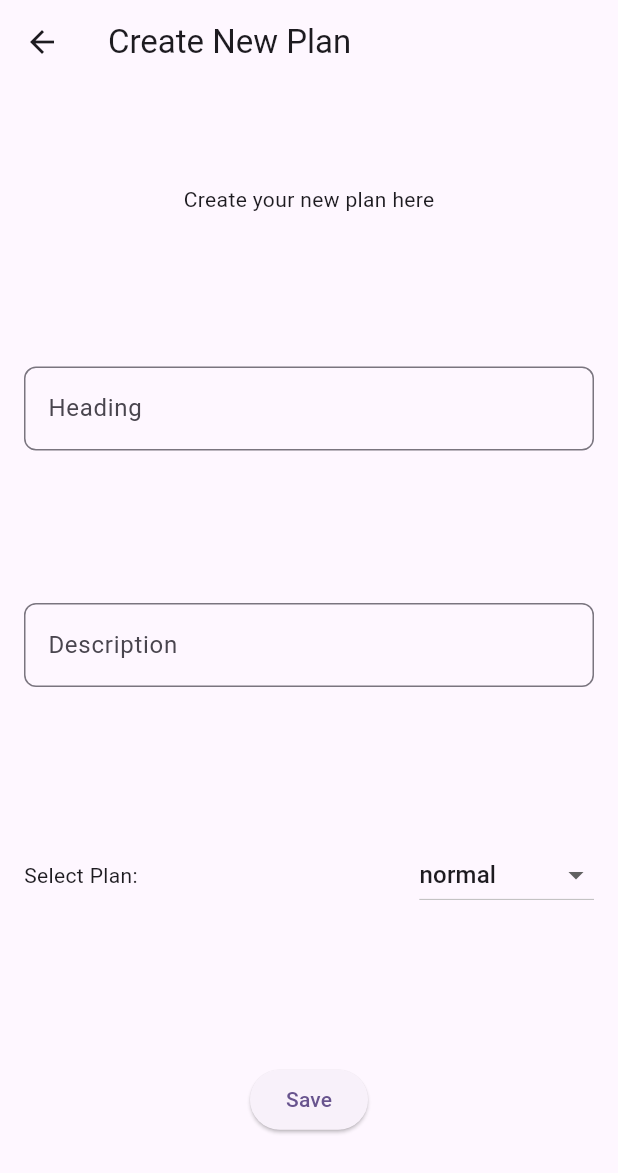
After one commit to 45afeef/fitness_admin, a Flutter app: the screen it shows after launch, after a tap on the "add" icon, on a phone screen of 412 x 824 dp. The commit adds this screen. Shown: the top 1173 px of the screen. Run offline on Flutter 3.47's test engine with Material 3 defaults, Android fonts, the phone set to English and light mode, and no system bars; our stand-ins replace cloud_firestore, firebase_core, firebase_ui_firestore; accounts and stored records are empty.

Commit message:
added plan creation login

```diff
--- a/lib/main.dart
+++ b/lib/main.dart
@@ -1,6 +1,15 @@
+import 'package:cloud_firestore/cloud_firestore.dart';
+import 'package:firebase_core/firebase_core.dart';
+import 'package:firebase_ui_firestore/firebase_ui_firestore.dart';
+import 'package:fitness_admin/plan_creation_view.dart';
 import 'package:flutter/material.dart';
 
-void main() {
+import 'models/plan.dart';
+import 'widgets/plan_card.dart';
+
+void main() async {
+  WidgetsFlutterBinding.ensureInitialized();
+  await Firebase.initializeApp();
   runApp(const MyApp());
 }
 
@@ -57,16 +66,37 @@ class MyHomePage extends StatefulWidget {
 class _MyHomePageState extends State<MyHomePage> {
   @override
   Widget build(BuildContext context) {
+    final plansQuery =
+        FirebaseFirestore.instance.collection('plans').withConverter<PlanModel>(
+              fromFirestore: (snapshot, options) =>
+                  PlanModel.fromFirestore(snapshot),
+              toFirestore: (value, options) {
+                return value.toFirestore();
+              },
+            );
+
     return Scaffold(
       appBar: AppBar(
         backgroundColor: Theme.of(context).colorScheme.inversePrimary,
         title: Text(widget.title),
       ),
-
-      floatingActionButton: const FloatingActionButton(
-        onPressed: null,
-        tooltip: 'Increment',
-        child: Icon(Icons.add),
+      body: FirestoreListView<PlanModel>(
+        query: plansQuery,
+        itemBuilder: (context, snapshot) {
+          PlanModel plan = snapshot.data();
+          return PlanCard(model: plan);
+        },
+      ),
+      floatingActionButton: FloatingActionButton(
+        onPressed: () {
+          Navigator.push(context, MaterialPageRoute(
+            builder: (context) {
+              return const PlanCreationView();
+            },
+          ));
+        },
+        tooltip: 'Create new plan',
+        child: const Icon(Icons.add),
       ),
     );
   }
--- /dev/null
+++ b/lib/models/plan.dart
@@ -0,0 +1,48 @@
+import 'package:cloud_firestore/cloud_firestore.dart';
+
+enum PlanCategory {
+  overWeight,
+  normal,
+  obesity,
+  underWeight,
+}
+
+class PlanModel {
+  final String imageUrl;
+  final String heading;
+  final String description;
+  final PlanCategory category;
+
+  PlanModel({
+    required this.imageUrl,
+    required this.heading,
+    required this.description,
+    this.category = PlanCategory.normal,
+  });
+
+  Map<String, String> toFirestore() {
+    return {
+      'imageUrl': imageUrl,
+      'heading': heading,
+      'description': description,
+      'category': category.name,
+    };
+  }
+
+  factory PlanModel.fromFirestore(
+      DocumentSnapshot<Map<String, dynamic>> snapshot) {
+    // Convert the string to an enum
+    PlanCategory planCategory = PlanCategory.values.firstWhere(
+      (s) => s.toString().split('.').last == snapshot['category'],
+      orElse: () => PlanCategory
+          .normal, // Provide a default value in case the string doesn't match
+    );
+
+    return PlanModel(
+      imageUrl: snapshot['imageUrl'],
+      heading: snapshot['heading'],
+      description: snapshot['description'],
+      category: planCategory,
+    );
+  }
+}
--- /dev/null
+++ b/lib/plan_creation_view.dart
@@ -0,0 +1,109 @@
+import 'package:cloud_firestore/cloud_firestore.dart';
+import 'package:fitness_admin/models/plan.dart';
+import 'package:fitness_admin/widgets/custom_text_form_field.dart';
+import 'package:flutter/material.dart';
+
+class PlanCreationView extends StatefulWidget {
+  const PlanCreationView({super.key});
+
+  @override
+  State<PlanCreationView> createState() => _PlanCreationViewState();
+}
+
+class _PlanCreationViewState extends State<PlanCreationView> {
+  TextEditingController headingContoller = TextEditingController();
+  TextEditingController descriptionContoller = TextEditingController();
+  PlanCategory _selectedCategory = PlanCategory.normal;
+
+  final formKey = GlobalKey<FormState>();
+
+  @override
+  Widget build(BuildContext context) {
+    return Scaffold(
+      appBar: AppBar(
+        title: const Text('Create New Plan'),
+      ),
+      body: Form(
+          key: formKey,
+          child: Padding(
+            padding: const EdgeInsets.all(16.0),
+            child: Column(
+              mainAxisAlignment: MainAxisAlignment.spaceAround,
+              mainAxisSize: MainAxisSize.max,
+              children: [
+                const Text('Create your new plan here'),
+                CustomTextFormField(
+                  controller: headingContoller,
+                  labelText: 'Heading',
+                  validator: (s) {
+                    if (s == null || s.isEmpty) {
+                      return "Please enter a valid Heading";
+                    }
+                    return null;
+                  },
+                ),
+                CustomTextFormField(
+                  controller: descriptionContoller,
+                  labelText: 'Description',
+                  validator: (s) => s == null || s.isEmpty
+                      ? "Please enter a valid Heading"
+                      : null,
+                ),
+                // CustomTextFormField(
+                //     controller: categoryContoller, labelText: 'category'),
+                // CustomTextFormField(
+                //     controller: headingContoller, labelText: 'Heading'),
+                Row(
+                  mainAxisSize: MainAxisSize.max,
+                  mainAxisAlignment: MainAxisAlignment.spaceBetween,
+                  children: <Widget>[
+                    const Text('Select Plan: '),
+                    DropdownButton<PlanCategory>(
+                      value: _selectedCategory,
+                      onChanged: (PlanCategory? value) {
+                        setState(() {
+                          _selectedCategory = value!;
+                        });
+                      },
+                      items: PlanCategory.values.map((PlanCategory category) {
+                        return DropdownMenuItem<PlanCategory>(
+                          value: category,
+                          child: Text(category.toString().split('.').last),
+                        );
+                      }).toList(),
+                    ),
+                  ],
+                ),
+                ElevatedButton(
+                    onPressed: () {
+                      if (formKey.currentState != null &&
+                          formKey.currentState!.validate()) {
+                        // Check of image too,
+                        PlanModel planModel = PlanModel(
+                          imageUrl:
+                              'https://plus.unsplash.com/premium_photo-1708110921152-850148b86156',
+                          heading: headingContoller.text,
+                          description: descriptionContoller.text,
+                          category: _selectedCategory,
+                        );
+
+                        FirebaseFirestore.instance
+                            .collection('plans')
+                            .withConverter<PlanModel>(
+                              fromFirestore: (snapshot, options) =>
+                                  PlanModel.fromFirestore(snapshot),
+                              toFirestore: (value, options) {
+                                return value.toFirestore();
+                              },
+                            )
+                            .add(planModel)
+                            .then((value) => Navigator.pop(context));
+                      }
+                    },
+                    child: const Text('Save'))
+              ],
+            ),
+          )),
+    );
+  }
+}
--- /dev/null
+++ b/lib/widgets/custom_text_form_field.dart
@@ -0,0 +1,38 @@
+import 'package:flutter/material.dart';
+
+class CustomTextFormField extends StatelessWidget {
+  const CustomTextFormField({
+    super.key,
+    required this.controller,
+    required this.labelText,
+    this.prefixIcon,
+    this.obsureText = false,
+    this.validator,
+    this.enabled = true,
+  });
+
+  final TextEditingController controller;
+  final String labelText;
+  final Widget? prefixIcon;
+  final bool obsureText;
+  final String? Function(String?)? validator;
+  final bool? enabled;
+
+  @override
+  Widget build(BuildContext context) {
+    return TextFormField(
+      enabled: enabled,
+      validator: validator,
+      obscureText: obsureText,
+      controller: controller,
+      decoration: InputDecoration(
+        prefixIcon: prefixIcon,
+        labelText: labelText,
+        border: OutlineInputBorder(
+          borderRadius: BorderRadius.circular(8),
+          borderSide: const BorderSide(color: Colors.grey, width: 1.0),
+        ),
+      ),
+    );
+  }
+}
```
Also changed, not shown: lib/widgets/drop_down.dart (added, +39 -0 lines), lib/widgets/plan_card.dart (added, +63 -0 lines), 1 other file.
